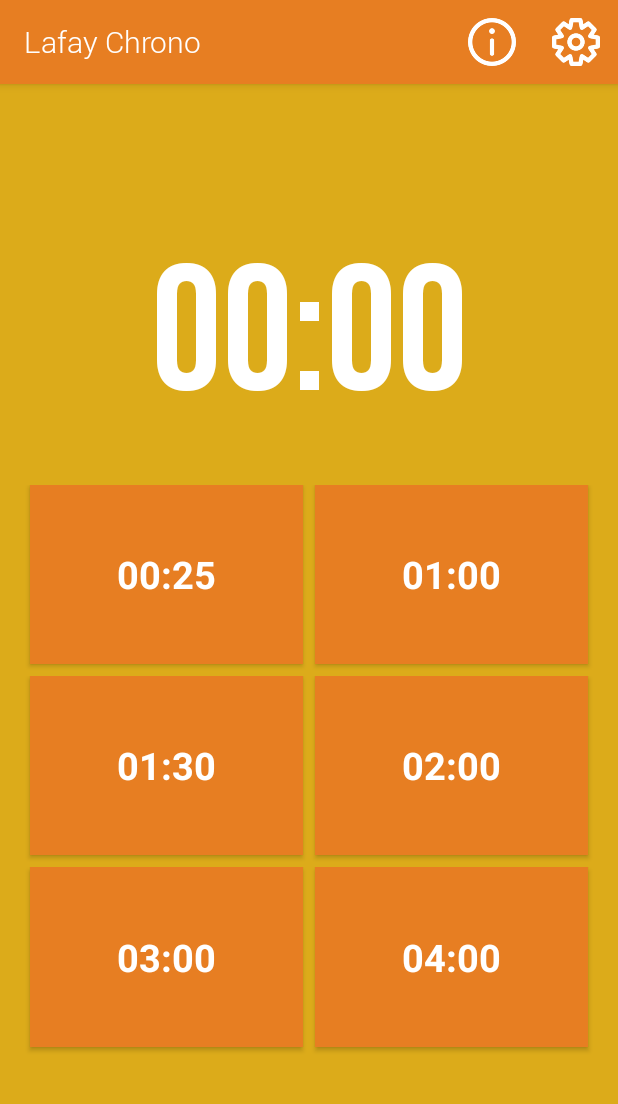
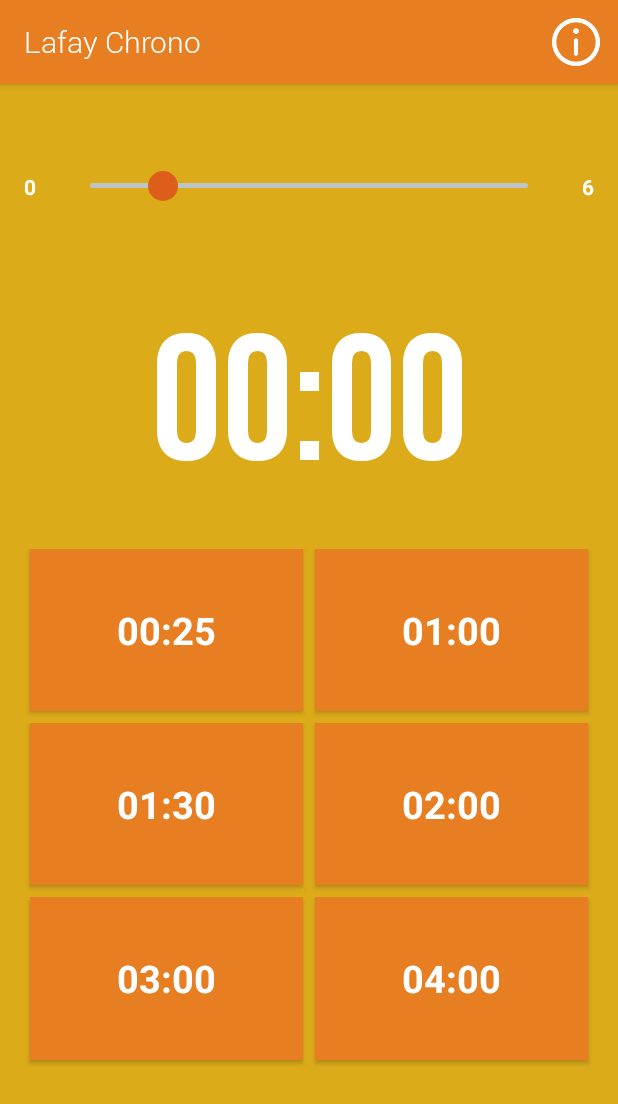
Before and after one commit to joeybronner/android-lafay-chrono, an Android app: the screen it shows after launch (MainActivity), on a phone screen of 412 x 824 dp. Shown: the top 1104 px of the screen. Run offline under Robolectric (Android 15) with nearby library versions, the phone set to English and light mode, and no system bars; libraries missing offline, so code that uses them is left out: junit.framework.

Commit message:
Seekbar implementation with min/max (6)

```diff
--- a/app/src/main/java/fr/joeybronner/chronolafayapp/MainActivity.java
+++ b/app/src/main/java/fr/joeybronner/chronolafayapp/MainActivity.java
@@ -1,5 +1,6 @@
 package fr.joeybronner.chronolafayapp;
 
+import android.app.Dialog;
 import android.graphics.Typeface;
 import android.graphics.drawable.ColorDrawable;
 import android.media.MediaPlayer;
@@ -10,8 +11,12 @@ import android.view.Menu;
 import android.view.MenuInflater;
 import android.view.MenuItem;
 import android.view.View;
+import android.view.Window;
+import android.widget.AdapterView;
 import android.widget.Button;
 import android.widget.ProgressBar;
+import android.widget.SeekBar;
+import android.widget.Spinner;
 import android.widget.TextView;
 import android.widget.Toast;
 import fr.joeybronner.chronolafayapp.utils.Utils;
@@ -20,7 +25,7 @@ public class MainActivity extends AppCompatActivity {
 
     Button bt25s, bt60s, bt90s, bt120s, bt180s, bt240s, btStop;
     ProgressBar progress;
-    TextView tvChrono;
+    TextView tvChrono, tvSeekBarMin, tvSeekBarMax;
     MediaPlayer mp = new MediaPlayer();
     CountDownTimer countDownTimer;
     long SLIDER_TIMER;
@@ -35,6 +40,12 @@ public class MainActivity extends AppCompatActivity {
 
         android.support.v7.app.ActionBar bar = getSupportActionBar();
         bar.setBackgroundDrawable(new ColorDrawable(getResources().getColor(R.color.colorAccent)));
+
+        tvSeekBarMin = (TextView) this.findViewById(R.id.tvSeekBarMin);
+        tvSeekBarMin.setTypeface(null, Typeface.BOLD);
+
+        tvSeekBarMax = (TextView) this.findViewById(R.id.tvSeekBarMax);
+        tvSeekBarMax.setTypeface(null, Typeface.BOLD);
 
         bt25s = (Button) this.findViewById(R.id.button25s);
         bt25s.setTypeface(null, Typeface.BOLD);
@@ -61,6 +72,22 @@ public class MainActivity extends AppCompatActivity {
 
         tvChrono = (TextView) this.findViewById(R.id.tvChrono);
         tvChrono.setTypeface(Typeface.createFromAsset(getAssets(), "fonts/BebasNeue.ttf"));
+
+        final SeekBar sk=(SeekBar) this.findViewById(R.id.seekBar);
+        sk.setProgress(1);
+        sk.setOnSeekBarChangeListener(new SeekBar.OnSeekBarChangeListener() {
+            @Override
+            public void onProgressChanged(SeekBar seekBar, int progress,boolean fromUser) {
+                //updateSpeedTextView(progress);
+                //Constants.SCROLL_SPEED = progress;
+            }
+
+            @Override
+            public void onStartTrackingTouch(SeekBar seekBar) {	}
+
+            @Override
+            public void onStopTrackingTouch(SeekBar seekBar) {	}
+        });
 
         btStop.setOnClickListener(new View.OnClickListener(){
             public void onClick(View v) {
@@ -181,10 +208,9 @@ public class MainActivity extends AppCompatActivity {
     public boolean onOptionsItemSelected(MenuItem item) {
         switch (item.getItemId()) {
             // action with ID action_refresh was selected
-            case R.id.action_settings:
-                Toast.makeText(this, "Refresh selected", Toast.LENGTH_SHORT)
-                        .show();
-                break;
+/*            case R.id.action_settings:
+                showSettingsActivity();
+                break;*/
             // action with ID action_settings was selected
             case R.id.action_info:
                 Toast.makeText(this, "Settings selected", Toast.LENGTH_SHORT)
@@ -195,4 +221,19 @@ public class MainActivity extends AppCompatActivity {
         }
         return true;
     }
+
+    private void showSettingsActivity() {
+        // Create the new dialog without title
+        final Dialog dialog = new Dialog(btStop.getContext());
+        dialog.requestWindowFeature(Window.FEATURE_NO_TITLE);
+        dialog.setCancelable(true);
+
+        // Content of the dialog
+        dialog.setContentView(R.layout.activity_settings);
+        dialog.show();
+
+        // Load data
+        //tvSpeed = (TextView) dialog.findViewById(R.id.tvScrollSpeed);
+        //updateSpeedTextView(Constants.SCROLL_SPEED);
+    }
 }
--- /dev/null
+++ b/app/src/main/res/drawable/seekbar_backgroundfill.xml
@@ -0,0 +1,19 @@
+<?xml version="1.0" encoding="utf-8"?>
+<shape xmlns:android="http://schemas.android.com/apk/res/android" >
+
+    <gradient
+        android:angle="90"
+        android:centerColor="@color/gray"
+        android:endColor="@color/gray"
+        android:startColor="@color/gray" />
+
+    <corners android:radius="1dp" />
+
+    <stroke
+        android:width="1dp"
+        android:color="@color/gray" />
+    <stroke
+        android:width="1dp"
+        android:color="@color/gray" />
+
+</shape>
--- /dev/null
+++ b/app/src/main/res/drawable/seekbar_thumb.xml
@@ -0,0 +1,14 @@
+<?xml version="1.0" encoding="utf-8"?>
+<shape xmlns:android="http://schemas.android.com/apk/res/android"
+    android:shape="oval" >
+
+    <gradient
+        android:angle="270"
+        android:endColor="@color/colorPrimaryDark"
+        android:startColor="@color/colorPrimaryDark" />
+
+    <size
+        android:height="20dp"
+        android:width="20dp" />
+
+</shape>
--- a/app/src/main/res/layout/activity_main.xml
+++ b/app/src/main/res/layout/activity_main.xml
@@ -38,9 +38,38 @@
 
         <LinearLayout
             android:layout_weight="1"
-            android:orientation="vertical"
+            android:orientation="horizontal"
             android:layout_width="match_parent"
             android:layout_height="wrap_content">
+
+                <TextView
+                    android:id="@+id/tvSeekBarMin"
+                    android:gravity="center"
+                    android:layout_width="wrap_content"
+                    android:layout_height="match_parent"
+                    android:textColor="@color/white"
+                    android:text="0"/>
+
+                <SeekBar
+                    android:layout_weight="10"
+                    android:id="@+id/seekBar"
+                    android:layout_width="wrap_content"
+                    android:layout_height="match_parent"
+                    android:layout_below="@+id/tvScrollSpeed"
+                    android:layout_margin="20dp"
+                    android:maxHeight="3dp"
+                    android:max="6"
+                    android:minHeight="3dp"
+                    android:progressDrawable="@drawable/seekbar_backgroundfill"
+                    android:thumb="@drawable/seekbar_thumb" />
+
+                <TextView
+                    android:id="@+id/tvSeekBarMax"
+                    android:gravity="center"
+                    android:layout_width="wrap_content"
+                    android:layout_height="match_parent"
+                    android:textColor="@color/white"
+                    android:text="6"/>
 
         </LinearLayout>
 
--- a/app/src/main/res/menu/menu_activity_main.xml
+++ b/app/src/main/res/menu/menu_activity_main.xml
@@ -10,10 +10,10 @@
         app:showAsAction="ifRoom"/>
 
     <!-- Settings, should always be in the overflow -->
-    <item
+    <!--<item
         android:id="@+id/action_settings"
         android:icon="@drawable/settings"
         android:title="Settings"
-        app:showAsAction="ifRoom"/>
+        app:showAsAction="ifRoom"/>-->
 
 </menu>
--- a/app/src/main/res/values/colors.xml
+++ b/app/src/main/res/values/colors.xml
@@ -7,6 +7,7 @@
     <color name="blue">#2196F3</color>
     <color name="white">#fff</color>
     <color name="green">#2E7D32</color>
+    <color name="gray">#bdc3c7</color>
     <color name="red">#B71C1C</color>
     <color name="lightGray">#E0E0E0</color>
 </resources>
```
Also changed, not shown: app/src/main/res/drawable/seekbar_progress.xml (added, +11 -0 lines), app/src/main/res/drawable/seekbar_progressfill.xml (added, +19 -0 lines), app/src/main/res/layout/activity_settings.xml (added, +17 -0 lines), app/src/main/res/drawable/ic_next.png (deleted).
